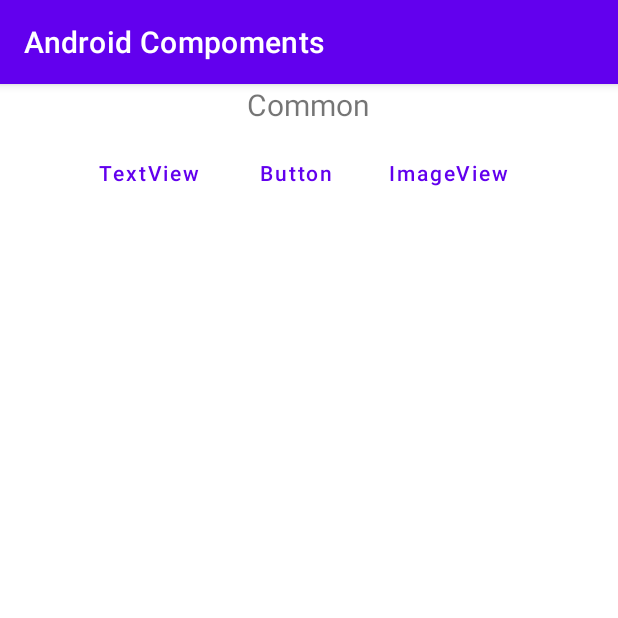
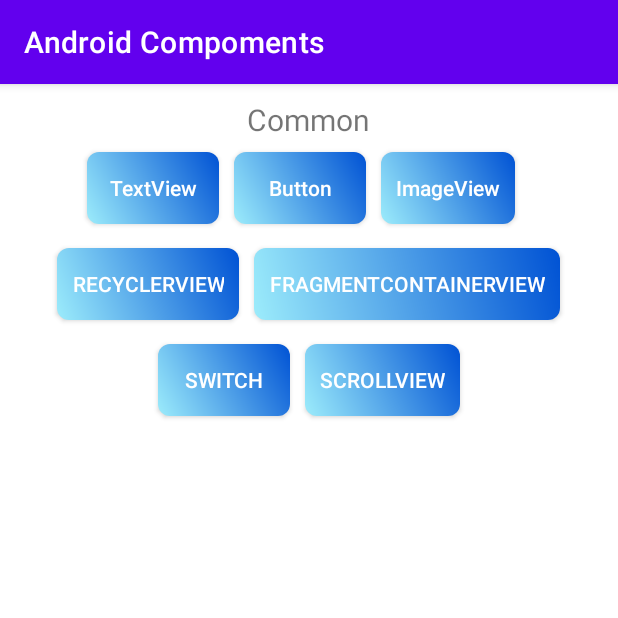
Before and after one commit to ShahedMohammadHridoy/android-common, an Android app: the screen it shows after launch (MainActivity), on a phone screen of 412 x 824 dp, the top half of it. Run offline under Robolectric (Android 15) with nearby library versions, the phone set to English and light mode, and no system bars.

Commit message:
design change

```diff
--- a/app/src/main/java/com/shahed/androidcompoments/MainActivity.java
+++ b/app/src/main/java/com/shahed/androidcompoments/MainActivity.java
@@ -1,14 +1,14 @@
 package com.shahed.androidcompoments;
 
 import androidx.appcompat.app.AppCompatActivity;
+import androidx.appcompat.widget.AppCompatButton;
 
 import android.content.Intent;
 import android.os.Bundle;
 import android.widget.Button;
 
 public class MainActivity extends AppCompatActivity {
-
-    Button textViewButton, buttonButton, imageViewButton;
+    AppCompatButton textViewButton, buttonButton, imageViewButton;
 
     @Override
     protected void onCreate(Bundle savedInstanceState) {
--- /dev/null
+++ b/app/src/main/res/drawable/button_bg.xml
@@ -0,0 +1,8 @@
+<?xml version="1.0" encoding="utf-8"?>
+<shape xmlns:android="http://schemas.android.com/apk/res/android">
+    <corners android:radius="8dp" />
+    <gradient
+        android:angle="45"
+        android:endColor="#0052D4"
+        android:startColor="#9CECFB" />
+</shape>
--- a/app/src/main/res/layout/activity_main.xml
+++ b/app/src/main/res/layout/activity_main.xml
@@ -23,6 +23,7 @@
                 android:layout_width="wrap_content"
                 android:layout_height="wrap_content"
                 android:layout_gravity="center"
+                android:layout_marginTop="10dp"
                 android:text="@string/common"
                 android:textSize="20sp" />
 
@@ -31,33 +32,92 @@
                 android:layout_height="64dp"
                 android:gravity="center">
 
-                <Button
+                <androidx.appcompat.widget.AppCompatButton
                     android:id="@+id/text_view_button"
-                    style="?android:attr/buttonBarButtonStyle"
                     android:layout_width="wrap_content"
                     android:layout_height="wrap_content"
                     android:layout_marginEnd="10dp"
+                    android:background="@drawable/button_bg"
+                    android:padding="10dp"
                     android:text="@string/textview"
-                    android:textAllCaps="false" />
+                    android:textAllCaps="false"
+                    android:textColor="@color/white" />
 
-                <Button
+
+                <androidx.appcompat.widget.AppCompatButton
                     android:id="@+id/button_button"
-                    style="?android:attr/buttonBarButtonStyle"
                     android:layout_width="wrap_content"
                     android:layout_height="wrap_content"
                     android:layout_marginEnd="10dp"
+                    android:background="@drawable/button_bg"
+                    android:padding="10dp"
                     android:text="@string/button"
-                    android:textAllCaps="false" />
+                    android:textAllCaps="false"
+                    android:textColor="@color/white" />
 
 
-                <Button
+                <androidx.appcompat.widget.AppCompatButton
                     android:id="@+id/button_image_view"
-                    style="?android:attr/buttonBarButtonStyle"
                     android:layout_width="wrap_content"
                     android:layout_height="wrap_content"
                     android:layout_marginEnd="10dp"
+                    android:background="@drawable/button_bg"
+                    android:padding="10dp"
                     android:text="@string/imageview"
-                    android:textAllCaps="false" />
+                    android:textAllCaps="false"
+                    android:textColor="@color/white" />
+
+            </LinearLayout>
+
+            <LinearLayout
+                android:layout_width="match_parent"
+                android:layout_height="64dp"
+                android:gravity="center">
+
+                <androidx.appcompat.widget.AppCompatButton
+                    android:layout_width="wrap_content"
+                    android:layout_height="wrap_content"
+                    android:layout_marginEnd="10dp"
+                    android:background="@drawable/button_bg"
+                    android:padding="10dp"
+                    android:text="@string/recyclerview"
+                    android:textColor="@color/white" />
+
+                <androidx.appcompat.widget.AppCompatButton
+                    android:layout_width="wrap_content"
+                    android:layout_height="wrap_content"
+
+                    android:background="@drawable/button_bg"
+                    android:padding="10dp"
+                    android:text="@string/fragmentContainerView"
+                    android:textColor="@color/white" />
+
+
+            </LinearLayout>
+
+            <LinearLayout
+                android:layout_width="match_parent"
+                android:layout_height="wrap_content"
+                android:gravity="center"
+                android:minHeight="64dp">
+
+                <androidx.appcompat.widget.AppCompatButton
+                    android:layout_width="wrap_content"
+                    android:layout_height="wrap_content"
+                    android:layout_marginEnd="10dp"
+                    android:background="@drawable/button_bg"
+                    android:padding="10dp"
+                    android:text="@string/switch_txt"
+                    android:textColor="@color/white" />
+
+                <androidx.appcompat.widget.AppCompatButton
+                    android:layout_width="wrap_content"
+                    android:layout_height="wrap_content"
+                    android:background="@drawable/button_bg"
+                    android:padding="10dp"
+                    android:text="@string/scrollView"
+                    android:textColor="@color/white" />
+
 
             </LinearLayout>
 
--- a/app/src/main/res/values/strings.xml
+++ b/app/src/main/res/values/strings.xml
@@ -6,4 +6,8 @@
     <string name="imageview">ImageView</string>
     <string name="lorem_ipsum">Lorem Ipsum is simply dummy text of the printing and typesetting industry. Lorem Ipsum has been the industry\'s standard dummy text ever since the 1500s, when an unknown printer took a galley of type and scrambled it to make a type specimen book. It has survived not only five centuries, but also the leap into electronic typesetting, remaining essentially unchanged. It was popularised in the 1960s with the release of Letraset sheets containing Lorem Ipsum passages, and more recently with desktop publishing software like Aldus PageMaker including versions of Lorem Ipsum.</string>
     <string name="click_me">Click Me!</string>
+    <string name="recyclerview">RecyclerView</string>
+    <string name="fragmentContainerView">FragmentContainerView</string>
+    <string name="scrollView">ScrollView</string>
+    <string name="switch_txt">Switch</string>
 </resources>
```
